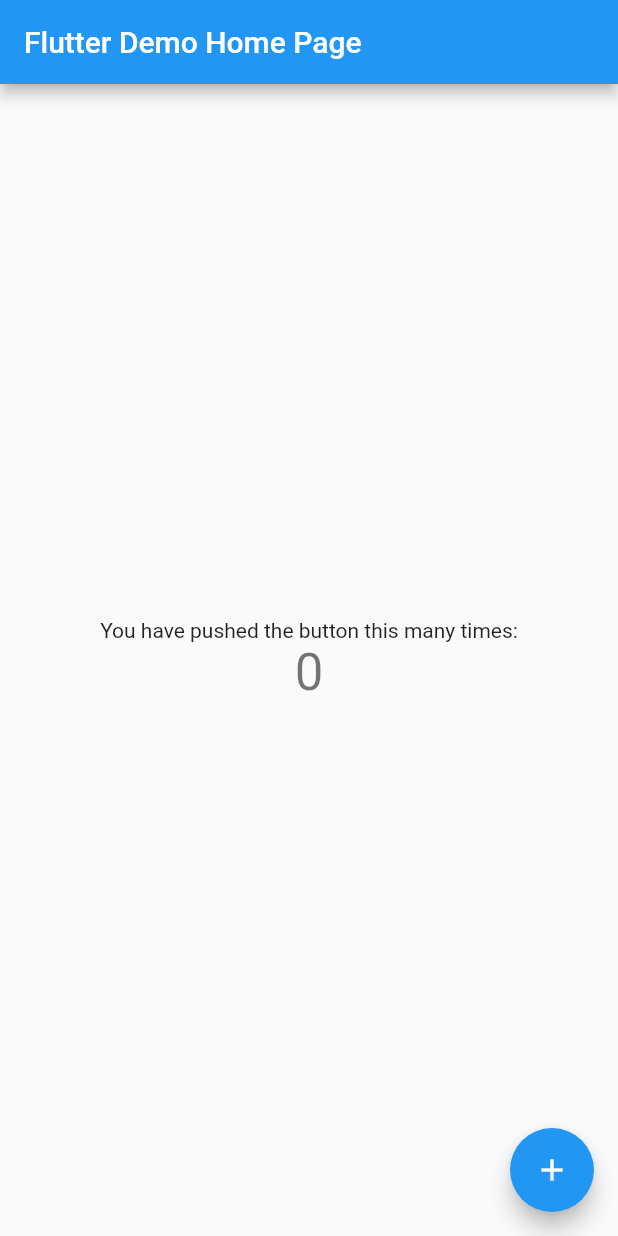
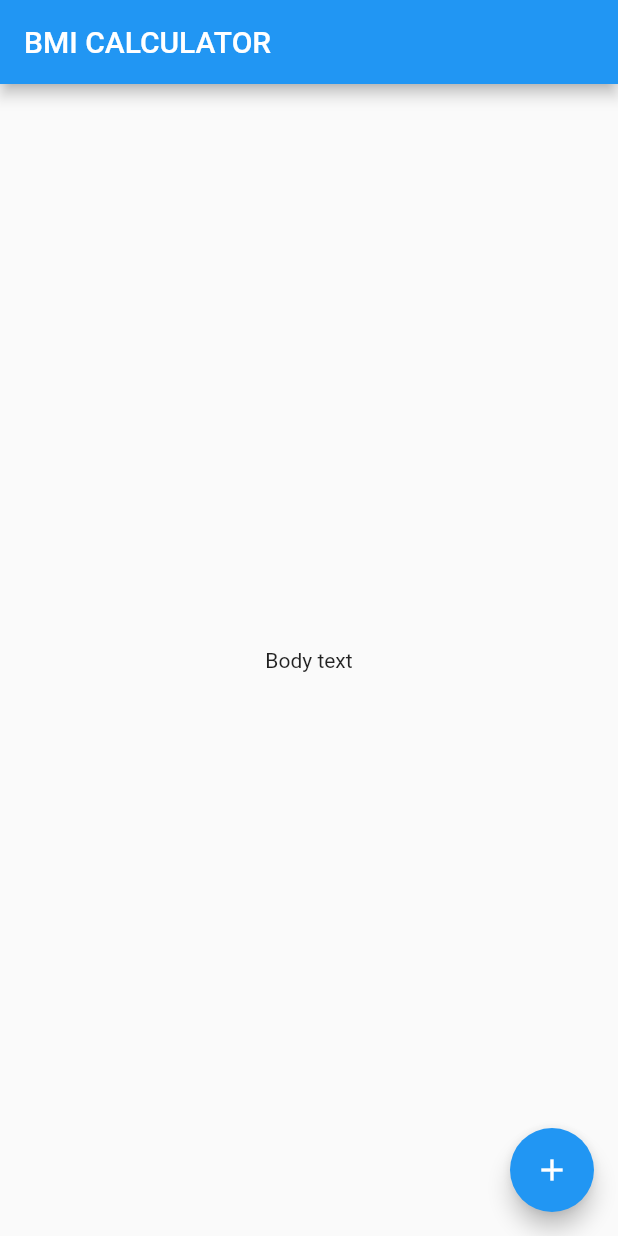
Before and after one commit to OstrichFarmer/bmi---calculator, a Flutter app: the screen it shows after launch, on a phone screen of 412 x 824 dp. Run offline on Flutter 3.47's test engine with Material 2 defaults, Android fonts, the phone set to English and light mode, and no system bars.

Commit message:
created the starting code

```diff
--- a/analysis_options.yaml
+++ b/analysis_options.yaml
@@ -22,8 +22,8 @@ linter:
   # `// ignore_for_file: name_of_lint` syntax on the line or in the file
   # producing the lint.
   rules:
+    use_key_in_widget_constructors: false
     # avoid_print: false  # Uncomment to disable the `avoid_print` rule
     # prefer_single_quotes: true  # Uncomment to enable the `prefer_single_quotes` rule
-
 # Additional information about this file can be found at
 # https://dart.dev/guides/language/analysis-options
--- a/lib/main.dart
+++ b/lib/main.dart
@@ -1,115 +1,36 @@
 import 'package:flutter/material.dart';
 
 void main() {
-  runApp(const MyApp());
+  runApp(BMICalculator());
 }
 
-class MyApp extends StatelessWidget {
-  const MyApp({Key? key}) : super(key: key);
-
-  // This widget is the root of your application.
+class BMICalculator extends StatelessWidget {
   @override
   Widget build(BuildContext context) {
     return MaterialApp(
-      title: 'Flutter Demo',
-      theme: ThemeData(
-        // This is the theme of your application.
-        //
-        // Try running your application with "flutter run". You'll see the
-        // application has a blue toolbar. Then, without quitting the app, try
-        // changing the primarySwatch below to Colors.green and then invoke
-        // "hot reload" (press "r" in the console where you ran "flutter run",
-        // or simply save your changes to "hot reload" in a Flutter IDE).
-        // Notice that the counter didn't reset back to zero; the application
-        // is not restarted.
-        primarySwatch: Colors.blue,
-      ),
-      home: const MyHomePage(title: 'Flutter Demo Home Page'),
+      home: InputPage(),
     );
   }
 }
 
-class MyHomePage extends StatefulWidget {
-  const MyHomePage({Key? key, required this.title}) : super(key: key);
-
-  // This widget is the home page of your application. It is stateful, meaning
-  // that it has a State object (defined below) that contains fields that affect
-  // how it looks.
-
-  // This class is the configuration for the state. It holds the values (in this
-  // case the title) provided by the parent (in this case the App widget) and
-  // used by the build method of the State. Fields in a Widget subclass are
-  // always marked "final".
-
-  final String title;
-
+class InputPage extends StatefulWidget {
   @override
-  State<MyHomePage> createState() => _MyHomePageState();
+  _InputPageState createState() => _InputPageState();
 }
 
-class _MyHomePageState extends State<MyHomePage> {
-  int _counter = 0;
-
-  void _incrementCounter() {
-    setState(() {
-      // This call to setState tells the Flutter framework that something has
-      // changed in this State, which causes it to rerun the build method below
-      // so that the display can reflect the updated values. If we changed
-      // _counter without calling setState(), then the build method would not be
-      // called again, and so nothing would appear to happen.
-      _counter++;
-    });
-  }
-
+class _InputPageState extends State<InputPage> {
   @override
   Widget build(BuildContext context) {
-    // This method is rerun every time setState is called, for instance as done
-    // by the _incrementCounter method above.
-    //
-    // The Flutter framework has been optimized to make rerunning build methods
-    // fast, so that you can just rebuild anything that needs updating rather
-    // than having to individually change instances of widgets.
     return Scaffold(
       appBar: AppBar(
-        // Here we take the value from the MyHomePage object that was created by
-        // the App.build method, and use it to set our appbar title.
-        title: Text(widget.title),
+        title: const Text('BMI CALCULATOR'),
       ),
-      body: Center(
-        // Center is a layout widget. It takes a single child and positions it
-        // in the middle of the parent.
-        child: Column(
-          // Column is also a layout widget. It takes a list of children and
-          // arranges them vertically. By default, it sizes itself to fit its
-          // children horizontally, and tries to be as tall as its parent.
-          //
-          // Invoke "debug painting" (press "p" in the console, choose the
-          // "Toggle Debug Paint" action from the Flutter Inspector in Android
-          // Studio, or the "Toggle Debug Paint" command in Visual Studio Code)
-          // to see the wireframe for each widget.
-          //
-          // Column has various properties to control how it sizes itself and
-          // how it positions its children. Here we use mainAxisAlignment to
-          // center the children vertically; the main axis here is the vertical
-          // axis because Columns are vertical (the cross axis would be
-          // horizontal).
-          mainAxisAlignment: MainAxisAlignment.center,
-          children: <Widget>[
-            const Text(
-              'You have pushed the button this many times:',
-            ),
-            Text(
-              '$_counter',
-              style: Theme.of(context).textTheme.headline4,
-            ),
-          ],
-        ),
+      body: const Center(
+        child: Text('Body text'),
       ),
-      floatingActionButton: FloatingActionButton(
-        onPressed: _incrementCounter,
-        tooltip: 'Increment',
-        child: const Icon(Icons.add),
-      ), // This trailing comma makes auto-formatting nicer for build methods.
+      floatingActionButton: const FloatingActionButton(
+        child: Icon(Icons.add),
+      ),
     );
   }
 }
--- a/pubspec.yaml
+++ b/pubspec.yaml
@@ -3,7 +3,7 @@ description: A new Flutter project.
 
 # The following line prevents the package from being accidentally published to
 # pub.dev using `flutter pub publish`. This is preferred for private packages.
-publish_to: 'none' # Remove this line if you wish to publish to pub.dev
+publish_to: "none" # Remove this line if you wish to publish to pub.dev
 
 # The following defines the version and build number for your application.
 # A version number is three numbers separated by dots, like 1.2.43
@@ -18,7 +18,7 @@ publish_to: 'none' # Remove this line if you wish to publish to pub.dev
 version: 1.0.0+1
 
 environment:
-  sdk: ">=2.15.1 <3.0.0"
+  sdk: ">=2.7.1 <3.0.0"
 
 # Dependencies specify other packages that your package needs in order to work.
 # To automatically upgrade your package dependencies to the latest versions
@@ -29,7 +29,6 @@ environment:
 dependencies:
   flutter:
     sdk: flutter
-
 
   # The following adds the Cupertino Icons font to your application.
   # Use with the CupertinoIcons class for iOS style icons.
@@ -51,7 +50,6 @@ dev_dependencies:
 
 # The following section is specific to Flutter.
 flutter:
-
   # The following line ensures that the Material Icons font is
   # included with your application, so that you can use the icons in
   # the material Icons class.
```
Also changed, not shown: pubspec.lock.
